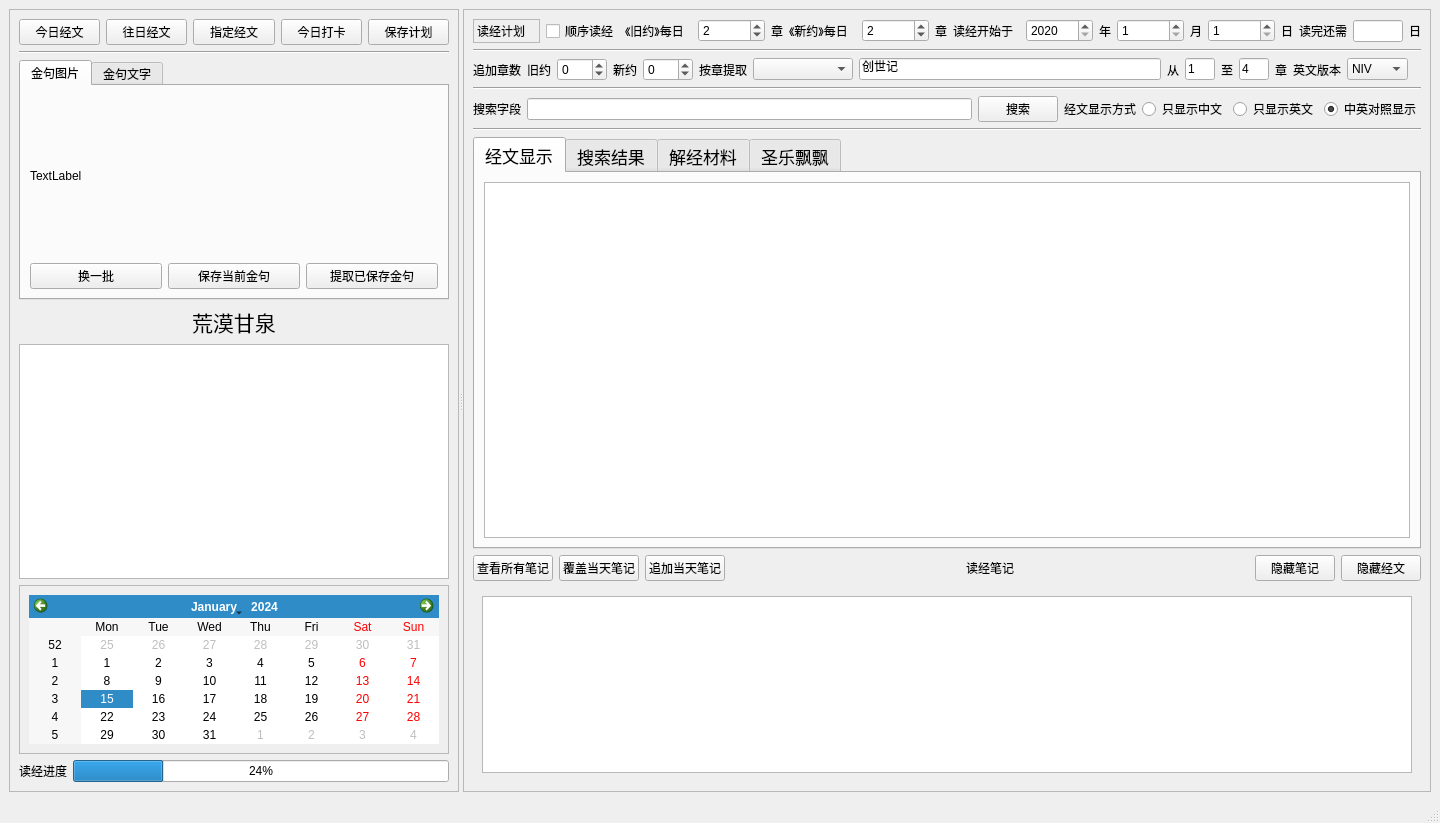
Before: the Qt Designer form ui_bible_reading_reminder_new2.ui in jackey-qiu/Bible_Reader, drawn with Qt 5.
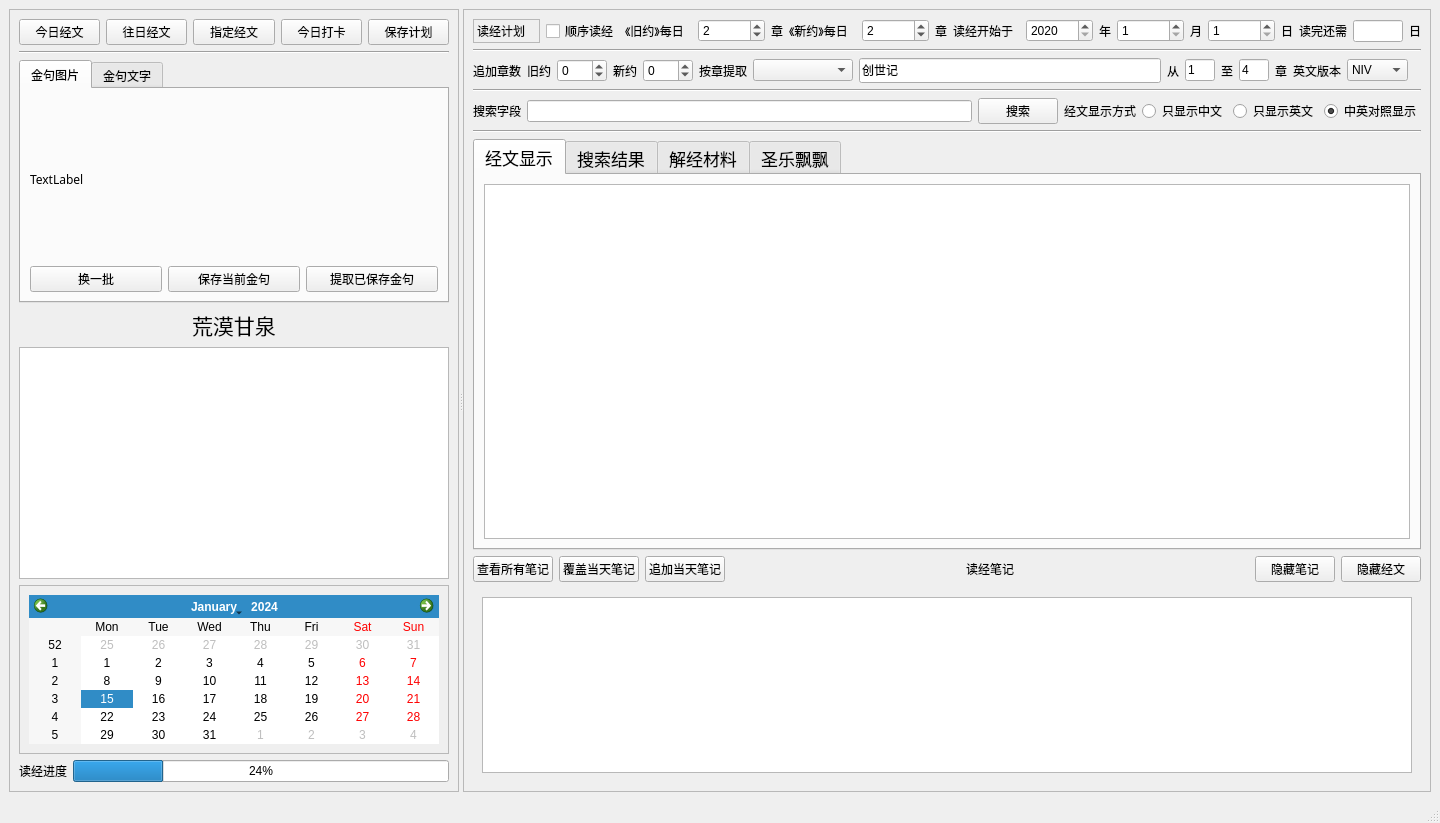
After: the same form once the commit is applied. The open tabs and pages were chosen to show the change. Icons and pictures are not drawn. Custom widgets are drawn as their Qt base class.

Commit message: change the style of ui, fix the path issue

```diff
--- a/ui_bible_reading_reminder_new2.ui
+++ b/ui_bible_reading_reminder_new2.ui
@@ -88,6 +88,11 @@
         </item>
         <item>
          <widget class="QTabWidget" name="tabWidget_2">
+          <property name="font">
+           <font>
+            <family>KaiTi</family>
+           </font>
+          </property>
           <property name="currentIndex">
            <number>1</number>
           </property>
@@ -180,6 +185,7 @@
            <widget class="QLabel" name="label">
             <property name="font">
              <font>
+              <family>KaiTi</family>
               <pointsize>16</pointsize>
              </font>
             </property>
@@ -213,7 +219,7 @@
           </property>
           <property name="font">
            <font>
-            <family>Songti SC</family>
+            <family>KaiTi</family>
             <pointsize>15</pointsize>
             <italic>false</italic>
            </font>
@@ -507,6 +513,11 @@
          <layout class="QHBoxLayout" name="horizontalLayout_4">
           <item>
            <widget class="QLabel" name="label_14">
+            <property name="font">
+             <font>
+              <family>KaiTi</family>
+             </font>
+            </property>
             <property name="text">
              <string>追加章数</string>
             </property>
@@ -514,6 +525,11 @@
           </item>
           <item>
            <widget class="QLabel" name="label_15">
+            <property name="font">
+             <font>
+              <family>KaiTi</family>
+             </font>
+            </property>
             <property name="text">
              <string>旧约</string>
             </property>
@@ -540,6 +556,11 @@
           </item>
           <item>
            <widget class="QLabel" name="label_16">
+            <property name="font">
+             <font>
+              <family>KaiTi</family>
+             </font>
+            </property>
             <property name="text">
              <string>新约</string>
             </property>
@@ -566,6 +587,11 @@
           </item>
           <item>
            <widget class="QLabel" name="label_9">
+            <property name="font">
+             <font>
+              <family>KaiTi</family>
+             </font>
+            </property>
             <property name="text">
              <string>按章提取</string>
             </property>
@@ -589,6 +615,11 @@
           </item>
           <item>
            <widget class="QLineEdit" name="lineEdit_book">
+            <property name="font">
+             <font>
+              <family>KaiTi</family>
+             </font>
+            </property>
             <property name="text">
              <string>创世记</string>
             </property>
@@ -596,6 +627,11 @@
           </item>
           <item>
            <widget class="QLabel" name="label_2">
+            <property name="font">
+             <font>
+              <family>KaiTi</family>
+             </font>
+            </property>
             <property name="text">
              <string>从</string>
             </property>
@@ -622,6 +658,11 @@
           </item>
           <item>
            <widget class="QLabel" name="label_12">
+            <property name="font">
+             <font>
+              <family>KaiTi</family>
+             </font>
+            </property>
             <property name="text">
              <string>至</string>
             </property>
@@ -655,6 +696,11 @@
           </item>
           <item>
            <widget class="QLabel" name="label_20">
+            <property name="font">
+             <font>
+              <family>KaiTi</family>
+             </font>
+            </property>
             <property name="text">
              <string>英文版本</string>
             </property>
@@ -710,6 +756,11 @@
          <layout class="QHBoxLayout" name="horizontalLayout_9">
           <item>
            <widget class="QLabel" name="label_18">
+            <property name="font">
+             <font>
+              <family>KaiTi</family>
+             </font>
+            </property>
             <property name="text">
              <string>搜索字段</string>
             </property>
@@ -727,6 +778,11 @@
           </item>
           <item>
            <widget class="QPushButton" name="pushButton_search">
+            <property name="font">
+             <font>
+              <family>KaiTi</family>
+             </font>
+            </property>
             <property name="text">
              <string>搜索</string>
             </property>
@@ -734,6 +790,11 @@
           </item>
           <item>
            <widget class="QLabel" name="label_19">
+            <property name="font">
+             <font>
+              <family>KaiTi</family>
+             </font>
+            </property>
             <property name="text">
              <string>经文显示方式</string>
             </property>
@@ -741,6 +802,11 @@
           </item>
           <item>
            <widget class="QRadioButton" name="radioButton_cn">
+            <property name="font">
+             <font>
+              <family>KaiTi</family>
+             </font>
+            </property>
             <property name="text">
              <string>只显示中文</string>
             </property>
@@ -751,6 +817,11 @@
           </item>
           <item>
            <widget class="QRadioButton" name="radioButton_eng">
+            <property name="font">
+             <font>
+              <family>KaiTi</family>
+             </font>
+            </property>
             <property name="text">
              <string>只显示英文</string>
             </property>
@@ -758,6 +829,11 @@
           </item>
           <item>
            <widget class="QRadioButton" name="radioButton_cn_eng">
+            <property name="font">
+             <font>
+              <family>KaiTi</family>
+             </font>
+            </property>
             <property name="text">
              <string>中英对照显示</string>
             </property>
@@ -785,7 +861,7 @@
           </property>
           <property name="font">
            <font>
-            <family>.SF NS Text</family>
+            <family>KaiTi</family>
             <pointsize>13</pointsize>
            </font>
           </property>
@@ -801,7 +877,7 @@
              <widget class="QTextBrowser" name="textBrowser_bible">
               <property name="font">
                <font>
-                <family>Songti SC</family>
+                <family>KaiTi</family>
                 <pointsize>15</pointsize>
                </font>
               </property>
@@ -809,7 +885,7 @@
                <string>&lt;!DOCTYPE HTML PUBLIC &quot;-//W3C//DTD HTML 4.0//EN&quot; &quot;http://www.w3.org/TR/REC-html40/strict.dtd&quot;&gt;
 &lt;html&gt;&lt;head&gt;&lt;meta name=&quot;qrichtext&quot; content=&quot;1&quot; /&gt;&lt;style type=&quot;text/css&quot;&gt;
 p, li { white-space: pre-wrap; }
-&lt;/style&gt;&lt;/head&gt;&lt;body style=&quot; font-family:'Songti SC'; font-size:15pt; font-weight:400; font-style:normal;&quot;&gt;
+&lt;/style&gt;&lt;/head&gt;&lt;body style=&quot; font-family:'KaiTi'; font-size:15pt; font-weight:400; font-style:normal;&quot;&gt;
 &lt;p align=&quot;center&quot; style=&quot;-qt-paragraph-type:empty; margin-top:0px; margin-bottom:0px; margin-left:0px; margin-right:0px; -qt-block-indent:0; text-indent:0px; font-family:'Kai'; font-size:17pt;&quot;&gt;&lt;br /&gt;&lt;/p&gt;&lt;/body&gt;&lt;/html&gt;</string>
               </property>
              </widget>
@@ -1354,6 +1430,11 @@
          <layout class="QHBoxLayout" name="horizontalLayout_6">
           <item>
            <widget class="QPushButton" name="pushButton_load">
+            <property name="font">
+             <font>
+              <family>KaiTi</family>
+             </font>
+            </property>
             <property name="text">
              <string>查看所有笔记</string>
             </property>
@@ -1361,6 +1442,11 @@
           </item>
           <item>
            <widget class="QPushButton" name="pushButton_save">
+            <property name="font">
+             <font>
+              <family>KaiTi</family>
+             </font>
+            </property>
             <property name="text">
              <string>覆盖当天笔记</string>
             </property>
@@ -1368,6 +1454,11 @@
           </item>
           <item>
            <widget class="QPushButton" name="pushButton_append">
+            <property name="font">
+             <font>
+              <family>KaiTi</family>
+             </font>
+            </property>
             <property name="text">
              <string>追加当天笔记</string>
             </property>
@@ -1388,6 +1479,11 @@
           </item>
           <item>
            <widget class="QLabel" name="label_11">
+            <property name="font">
+             <font>
+              <family>KaiTi</family>
+             </font>
+            </property>
             <property name="frameShape">
              <enum>QFrame::NoFrame</enum>
             </property>
@@ -1414,6 +1510,11 @@
           </item>
           <item>
            <widget class="QPushButton" name="pushButton_show_notes">
+            <property name="font">
+             <font>
+              <family>KaiTi</family>
+             </font>
+            </property>
             <property name="text">
              <string>隐藏笔记</string>
             </property>
@@ -1421,6 +1522,11 @@
           </item>
           <item>
            <widget class="QPushButton" name="pushButton_show_scripture">
+            <property name="font">
+             <font>
+              <family>KaiTi</family>
+             </font>
+            </property>
             <property name="text">
              <string>隐藏经文</string>
             </property>
@@ -1447,7 +1553,7 @@
              </property>
              <property name="font">
               <font>
-               <family>Songti TC</family>
+               <family>KaiTi</family>
                <pointsize>15</pointsize>
               </font>
              </property>
```
Left out of the diff: 77 changed lines with no effect on the pictures. The commit also changes 9 other files.
